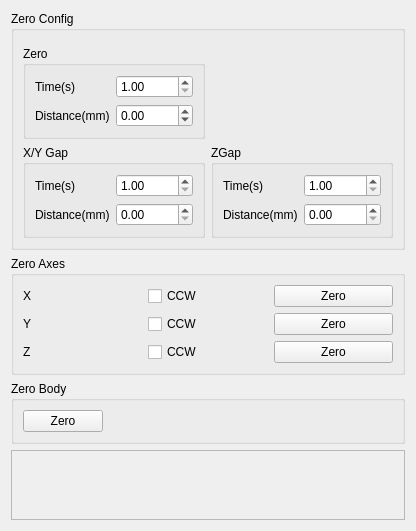
This is source/wnd/ui/h2pref.ui in ww4u/megarobostudio as Qt 5 draws it before an edit. The edited form follows.
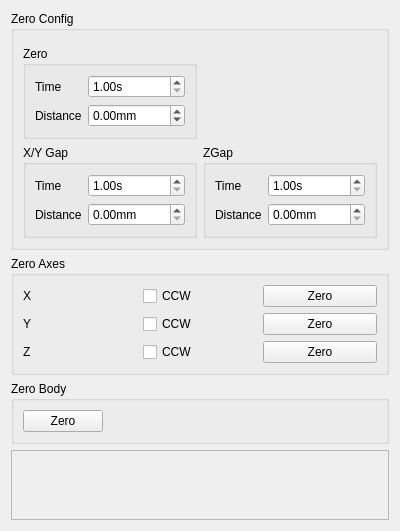
This is the edited form. Icons and pictures are not drawn. Custom widgets are drawn as their Qt base class.

```diff
--- a/source/wnd/ui/h2pref.ui
+++ b/source/wnd/ui/h2pref.ui
@@ -32,12 +32,15 @@
          <item row="0" column="0">
           <widget class="QLabel" name="label_7">
            <property name="text">
-            <string>Time(s)</string>
+            <string>Time</string>
            </property>
           </widget>
          </item>
          <item row="0" column="1">
           <widget class="QDoubleSpinBox" name="spinZeroTime">
+           <property name="suffix">
+            <string>s</string>
+           </property>
            <property name="minimum">
             <double>1.000000000000000</double>
            </property>
@@ -48,6 +51,9 @@
          </item>
          <item row="1" column="1">
           <widget class="QDoubleSpinBox" name="spinZeroAngle">
+           <property name="suffix">
+            <string>mm</string>
+           </property>
            <property name="minimum">
             <double>-360.000000000000000</double>
            </property>
@@ -59,7 +65,7 @@
          <item row="1" column="0">
           <widget class="QLabel" name="label_9">
            <property name="text">
-            <string>Distance(mm)</string>
+            <string>Distance</string>
            </property>
           </widget>
          </item>
@@ -88,12 +94,15 @@
          <item row="0" column="0">
           <widget class="QLabel" name="label_4">
            <property name="text">
-            <string>Time(s)</string>
+            <string>Time</string>
            </property>
           </widget>
          </item>
          <item row="0" column="1">
           <widget class="QDoubleSpinBox" name="spinGapTime">
+           <property name="suffix">
+            <string>s</string>
+           </property>
            <property name="minimum">
             <double>1.000000000000000</double>
            </property>
@@ -105,12 +114,15 @@
          <item row="1" column="0">
           <widget class="QLabel" name="label_5">
            <property name="text">
-            <string>Distance(mm)</string>
+            <string>Distance</string>
            </property>
           </widget>
          </item>
          <item row="1" column="1">
           <widget class="QDoubleSpinBox" name="spinGapDist">
+           <property name="suffix">
+            <string>mm</string>
+           </property>
            <property name="maximum">
             <double>10000.000000000000000</double>
            </property>
@@ -127,6 +139,9 @@
         <layout class="QGridLayout" name="gridLayout_2">
          <item row="0" column="1">
           <widget class="QDoubleSpinBox" name="spinGapZTime">
+           <property name="suffix">
+            <string>s</string>
+           </property>
            <property name="minimum">
             <double>1.000000000000000</double>
            </property>
@@ -138,12 +153,15 @@
          <item row="0" column="0">
           <widget class="QLabel" name="label_6">
            <property name="text">
-            <string>Time(s)</string>
+            <string>Time</string>
            </property>
           </widget>
          </item>
          <item row="1" column="1">
           <widget class="QDoubleSpinBox" name="spinGapZDist">
+           <property name="suffix">
+            <string>mm</string>
+           </property>
            <property name="maximum">
             <double>10000.000000000000000</double>
            </property>
@@ -152,7 +170,7 @@
          <item row="1" column="0">
           <widget class="QLabel" name="label_8">
            <property name="text">
-            <string>Distance(mm)</string>
+            <string>Distance</string>
            </property>
           </widget>
          </item>
@@ -266,8 +284,8 @@
        <rect>
         <x>0</x>
         <y>0</y>
-        <width>361</width>
-        <height>168</height>
+        <width>378</width>
+        <height>69</height>
        </rect>
       </property>
       <layout class="QVBoxLayout" name="verticalLayout_2">
```
Left out of the diff: 6 changed lines with no effect on the pictures.
